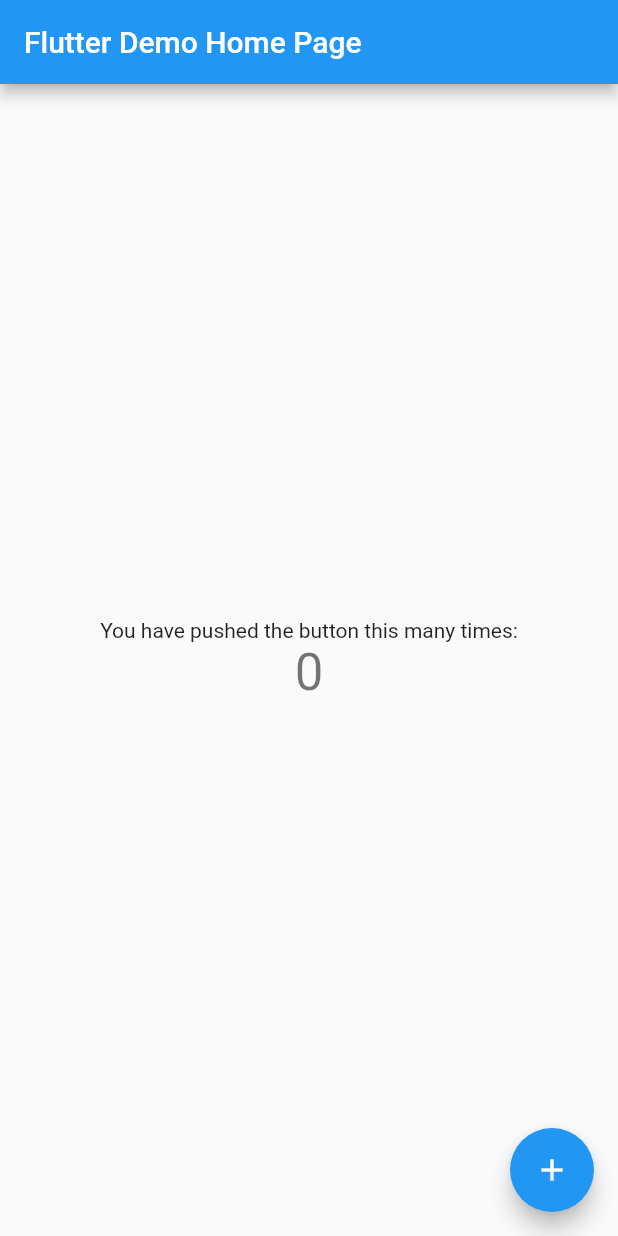
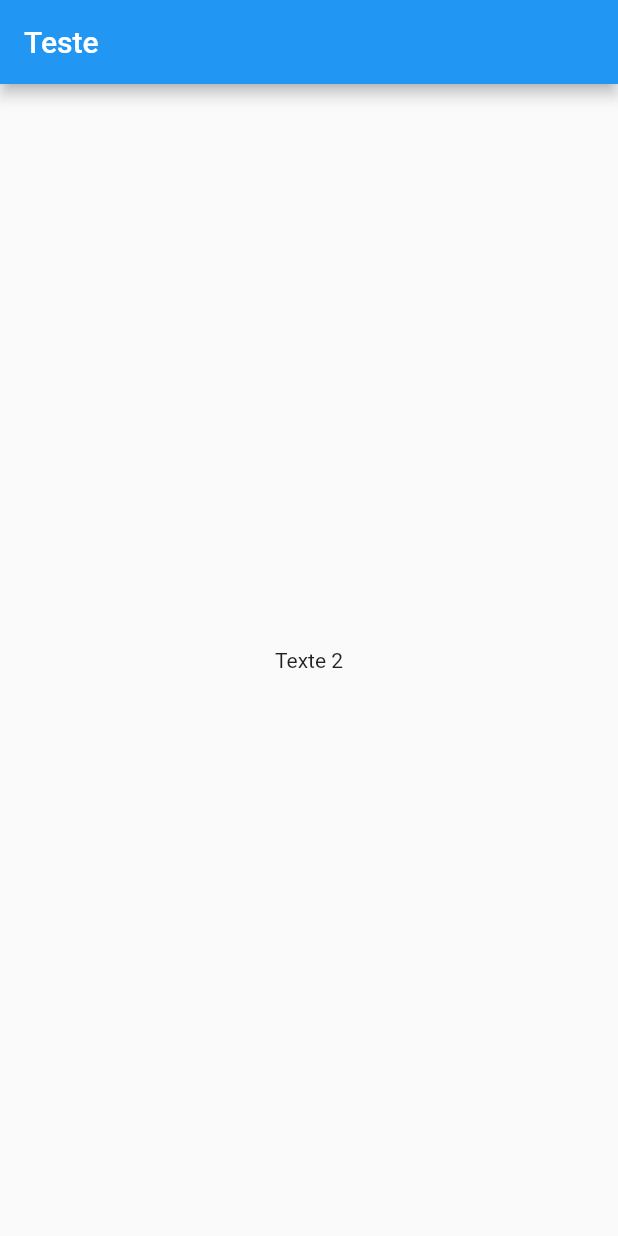
Before and after one commit to Medinagui/Flutter_AppNutricao, a Flutter app: the screen it shows after launch, on a phone screen of 412 x 824 dp. Run offline on Flutter 3.47's test engine with Material 2 defaults, Android fonts, the phone set to English and light mode, and no system bars.

Commit message:
Avanços no app

```diff
--- a/appnutricao/lib/main.dart
+++ b/appnutricao/lib/main.dart
@@ -1,115 +1,25 @@
 import 'package:flutter/material.dart';
 
-void main() {
-  runApp(const MyApp());
+
+void main(List<String> args) => runApp(const NutricaoApp());
+
+class NutricaoApp extends StatefulWidget {
+  const NutricaoApp({super.key});
+
+  @override
+  State<NutricaoApp> createState() => _NutricaoAppState();
 }
 
-class MyApp extends StatelessWidget {
-  const MyApp({super.key});
-
-  // This widget is the root of your application.
+class _NutricaoAppState extends State<NutricaoApp> {
   @override
   Widget build(BuildContext context) {
     return MaterialApp(
-      title: 'Flutter Demo',
-      theme: ThemeData(
-        // This is the theme of your application.
-        //
-        // Try running your application with "flutter run". You'll see the
-        // application has a blue toolbar. Then, without quitting the app, try
-        // changing the primarySwatch below to Colors.green and then invoke
-        // "hot reload" (press "r" in the console where you ran "flutter run",
-        // or simply save your changes to "hot reload" in a Flutter IDE).
-        // Notice that the counter didn't reset back to zero; the application
-        // is not restarted.
-        primarySwatch: Colors.blue,
+      home: Scaffold(
+        appBar: AppBar(
+          title: const Text("Teste"),
+        ),
+        body: const Center(child: Text("Texte 2")),
       ),
-      home: const MyHomePage(title: 'Flutter Demo Home Page'),
     );
   }
 }
-
-class MyHomePage extends StatefulWidget {
-  const MyHomePage({super.key, required this.title});
-
-  // This widget is the home page of your application. It is stateful, meaning
-  // that it has a State object (defined below) that contains fields that affect
-  // how it looks.
-
-  // This class is the configuration for the state. It holds the values (in this
-  // case the title) provided by the parent (in this case the App widget) and
-  // used by the build method of the State. Fields in a Widget subclass are
-  // always marked "final".
-
-  final String title;
-
-  @override
-  State<MyHomePage> createState() => _MyHomePageState();
-}
-
-class _MyHomePageState extends State<MyHomePage> {
-  int _counter = 0;
-
-  void _incrementCounter() {
-    setState(() {
-      // This call to setState tells the Flutter framework that something has
-      // changed in this State, which causes it to rerun the build method below
-      // so that the display can reflect the updated values. If we changed
-      // _counter without calling setState(), then the build method would not be
-      // called again, and so nothing would appear to happen.
-      _counter++;
-    });
-  }
-
-  @override
-  Widget build(BuildContext context) {
-    // This method is rerun every time setState is called, for instance as done
-    // by the _incrementCounter method above.
-    //
-    // The Flutter framework has been optimized to make rerunning build methods
-    // fast, so that you can just rebuild anything that needs updating rather
-    // than having to individually change instances of widgets.
-    return Scaffold(
-      appBar: AppBar(
-        // Here we take the value from the MyHomePage object that was created by
-        // the App.build method, and use it to set our appbar title.
-        title: Text(widget.title),
-      ),
-      body: Center(
-        // Center is a layout widget. It takes a single child and positions it
-        // in the middle of the parent.
-        child: Column(
-          // Column is also a layout widget. It takes a list of children and
-          // arranges them vertically. By default, it sizes itself to fit its
-          // children horizontally, and tries to be as tall as its parent.
-          //
-          // Invoke "debug painting" (press "p" in the console, choose the
-          // "Toggle Debug Paint" action from the Flutter Inspector in Android
-          // Studio, or the "Toggle Debug Paint" command in Visual Studio Code)
-          // to see the wireframe for each widget.
-          //
-          // Column has various properties to control how it sizes itself and
-          // how it positions its children. Here we use mainAxisAlignment to
-          // center the children vertically; the main axis here is the vertical
-          // axis because Columns are vertical (the cross axis would be
-          // horizontal).
-          mainAxisAlignment: MainAxisAlignment.center,
-          children: <Widget>[
-            const Text(
-              'You have pushed the button this many times:',
-            ),
-            Text(
-              '$_counter',
-              style: Theme.of(context).textTheme.headlineMedium,
-            ),
-          ],
-        ),
-      ),
-      floatingActionButton: FloatingActionButton(
-        onPressed: _incrementCounter,
-        tooltip: 'Increment',
-        child: const Icon(Icons.add),
-      ), // This trailing comma makes auto-formatting nicer for build methods.
-    );
-  }
-}
```
